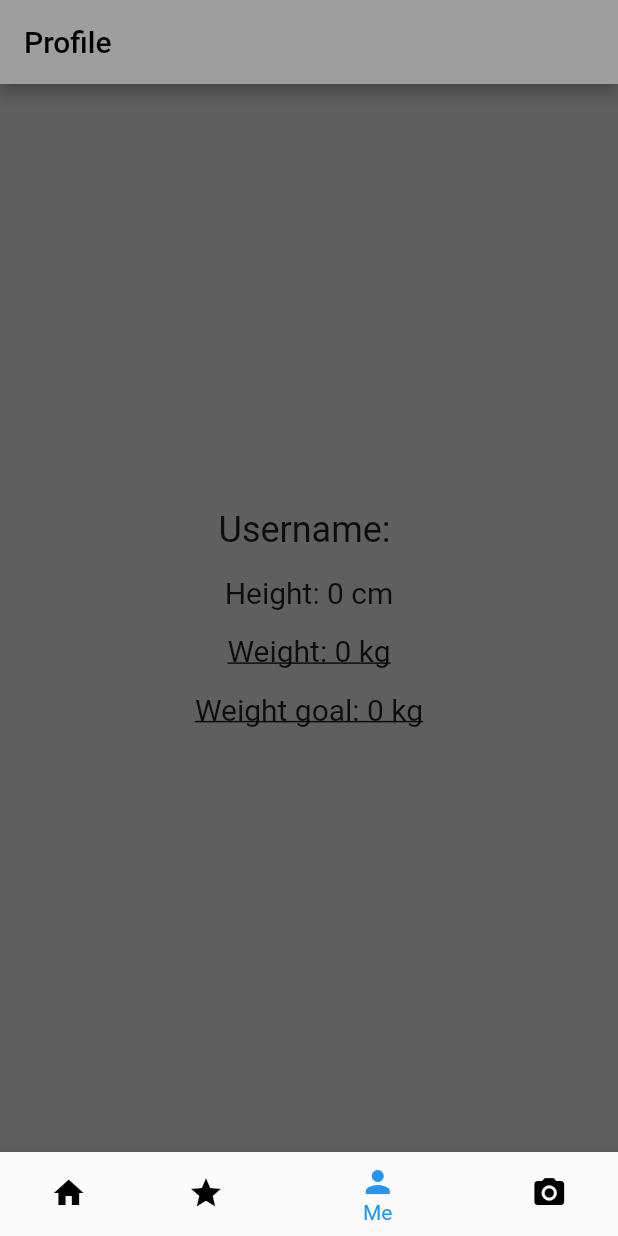
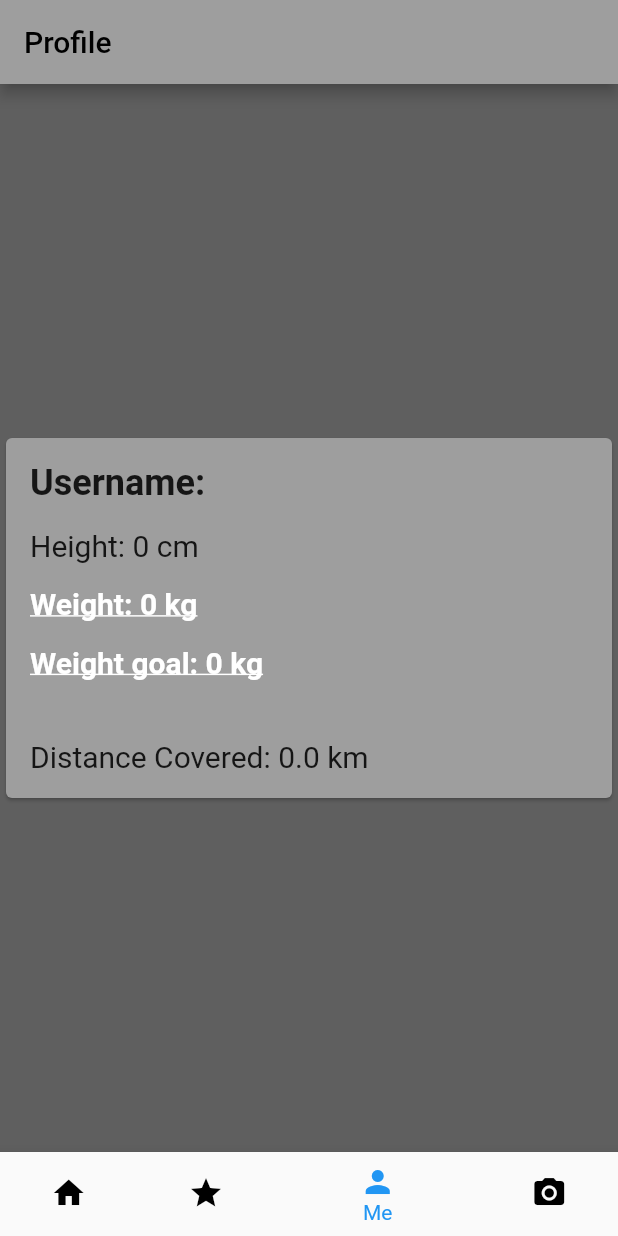
Before and after one commit to anamarkovska/Flutter-Fitness, a Flutter app: the screen it shows once a user with an empty profile is signed in, item 3 of the bottom bar chosen, on a phone screen of 412 x 824 dp. Run offline on Flutter 3.47's test engine with Material 2 defaults, Android fonts, the phone set to English and light mode, and no system bars; our stand-ins replace camera, cloud_firestore, firebase_auth, firebase_core, geolocator, get and 1 more; accounts and stored records are empty.

Commit message:
added distance covered and other fixes

```diff
--- a/fit_ex/fit_ex/lib/BottomNavBar.dart
+++ b/fit_ex/fit_ex/lib/BottomNavBar.dart
@@ -1,6 +1,9 @@
 import 'package:firebase_auth/firebase_auth.dart';
+import 'package:fit_ex/page/MyHomePage.dart';
 import 'package:fit_ex/page/camera-page.dart';
 import 'package:fit_ex/page/categories-page.dart';
+import 'package:fit_ex/page/exercise-details.dart';
+import 'package:fit_ex/page/filtered-exercises.dart';
 import 'package:fit_ex/page/levels-page.dart';
 import 'package:fit_ex/page/profile-page.dart';
 import 'package:fit_ex/widget-tree.dart';
--- a/fit_ex/fit_ex/lib/page/profile-page.dart
+++ b/fit_ex/fit_ex/lib/page/profile-page.dart
@@ -1,73 +1,9 @@
-// import 'package:flutter/material.dart';
-// import 'package:fit_ex/model/User.dart';
-// import 'package:fit_ex/controller/profile-controller.dart';
-//
-// class ProfilePage extends StatefulWidget {
-//   const ProfilePage({super.key});
-//
-//   @override
-//   _ProfilePageState createState() => _ProfilePageState();
-// }
-//
-// class _ProfilePageState extends State<ProfilePage> {
-//   final ProfileController _profileController = ProfileController();
-//
-//   Users? _currentUserData;
-//
-//   @override
-//   void initState() {
-//     super.initState();
-//     _getCurrentUserData();
-//   }
-//
-//   _getCurrentUserData() async {
-//     final data = await _profileController.getCurrentUser();
-//     setState(() {
-//       _currentUserData = data;
-//     });
-//   }
-//
-//   @override
-//   Widget build(BuildContext context) {
-//     return Scaffold(
-//       appBar: AppBar(
-//         title: Text('Profile'),
-//       ),
-//       body: Center(
-//         child: _currentUserData == null
-//             ? CircularProgressIndicator()
-//             : Column(
-//           mainAxisAlignment: MainAxisAlignment.center,
-//           children: [
-//             Text(
-//               'Username: ${_currentUserData!.username}',
-//               style: TextStyle(fontSize: 24),
-//             ),
-//             SizedBox(height: 16),
-//             Text(
-//               'Weight: ${_currentUserData!.weight} kg',
-//               style: TextStyle(fontSize: 20),
-//             ),
-//             SizedBox(height: 16),
-//             Text(
-//               'Height: ${_currentUserData!.height} cm',
-//               style: TextStyle(fontSize: 20),
-//             ),
-//             SizedBox(height: 16),
-//             Text(
-//               'Weight goal: ${_currentUserData!.weightGoal} kg',
-//               style: TextStyle(fontSize: 20),
-//             ),
-//           ],
-//         ),
-//       ),
-//     );
-//   }
-// }
-
 import 'package:flutter/material.dart';
 import 'package:fit_ex/model/User.dart';
 import 'package:fit_ex/controller/profile-controller.dart';
+import 'package:geolocator/geolocator.dart';
+import 'package:get/get.dart';
+import 'package:latlong2/latlong.dart';
 
 class ProfilePage extends StatefulWidget {
   const ProfilePage({Key? key});
@@ -80,11 +16,13 @@ class _ProfilePageState extends State<ProfilePage> {
   final ProfileController _profileController = ProfileController();
 
   Users? _currentUserData;
+  double _distanceCovered = 0.0;
 
   @override
   void initState() {
     super.initState();
     _getCurrentUserData();
+    _calculateDistanceCovered();
   }
 
   _getCurrentUserData() async {
@@ -161,6 +99,28 @@ class _ProfilePageState extends State<ProfilePage> {
     );
   }
 
+  Future<void> _calculateDistanceCovered() async {
+    final currentPosition = await Geolocator.getCurrentPosition();
+    final previousPosition = await _getLastKnownPosition();
+
+    if (previousPosition != null) {
+      final distance = Distance().as(
+        LengthUnit.Kilometer,
+        LatLng(previousPosition.latitude, previousPosition.longitude),
+        LatLng(currentPosition.latitude, currentPosition.longitude),
+      );
+      setState(() {
+        _distanceCovered = distance;
+      });
+    }
+  }
+
+  Future<Position?> _getLastKnownPosition() async {
+    final position = await Geolocator.getLastKnownPosition();
+
+    return position;
+  }
+
   @override
   Widget build(BuildContext context) {
     return Scaffold(
@@ -168,14 +128,16 @@ class _ProfilePageState extends State<ProfilePage> {
         title: Text('Profile'),
       ),
       body: Center(
-        child: _currentUserData == null
-            ? CircularProgressIndicator()
-            : Column(
-          mainAxisAlignment: MainAxisAlignment.center,
-          children: [
+        child: Card(
+          color: Colors.grey,
+          child: Container(
+            padding: EdgeInsets.all(16.0),
+            child: ListView(
+              shrinkWrap: true,
+              children: <Widget>[
                 Text(
                   'Username: ${_currentUserData!.username}',
-              style: TextStyle(fontSize: 24),
+                  style: TextStyle(fontSize: 24, fontWeight: FontWeight.bold),
                 ),
                 SizedBox(height: 16),
                 Text(
@@ -188,7 +150,11 @@ class _ProfilePageState extends State<ProfilePage> {
                   child: Text(
                     'Weight: ${_currentUserData!.weight} kg',
                     style: TextStyle(
-                    fontSize: 20, decoration: TextDecoration.underline),
+                      fontSize: 20,
+                      decoration: TextDecoration.underline,
+                      fontWeight: FontWeight.bold,
+                      color: Colors.white,
+                    ),
                   ),
                 ),
                 SizedBox(height: 16),
@@ -197,10 +163,21 @@ class _ProfilePageState extends State<ProfilePage> {
                   child: Text(
                     'Weight goal: ${_currentUserData!.weightGoal} kg',
                     style: TextStyle(
-                    fontSize: 20, decoration: TextDecoration.underline),
+                      fontSize: 20,
+                      decoration: TextDecoration.underline,
+                      fontWeight: FontWeight.bold,
+                      color: Colors.white,
                     ),
                   ),
+                ),
+                SizedBox(height: 40),
+                Text(
+                  'Distance Covered: $_distanceCovered km',
+                  style: TextStyle(fontSize: 20),
+                ),
               ],
+            ),
+          ),
         ),
       ),
     );
--- a/fit_ex/fit_ex/lib/service/user-repository.dart
+++ b/fit_ex/fit_ex/lib/service/user-repository.dart
@@ -35,7 +35,7 @@ class UserRepository {
 
   Future<Users> currentUser(String username) async {
     final snapshot = await _db.collection('users').where('username', isEqualTo: username).get();
-    final userData = snapshot.docs.map((e) => Users.fromSnapshot(e)).single;
+    final userData = snapshot.docs.map((e) => Users.fromSnapshot(e)).first;
     return userData;
   }
 
```
Also changed, not shown: fit_ex/fit_ex/lib/page/MyHomePage.dart (+16 -61 lines), fit_ex/fit_ex/lib/page/display-picture-screen.dart (+21 -1 lines), fit_ex/fit_ex/lib/page/exercise-details.dart (+52 -25 lines), fit_ex/fit_ex/lib/page/filtered-exercises.dart (+41 -13 lines), fit_ex/fit_ex/pubspec.yaml (+8 -7 lines), fit_ex/fit_ex/pubspec.lock, 6 other files. Lines whose indentation alone changed are shown as unchanged.
